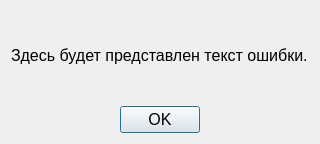
Above: hifive/CHMV/RGR/error.ui from MangriMen/SibSUTIS5semester before the change. Below: the same form after it.
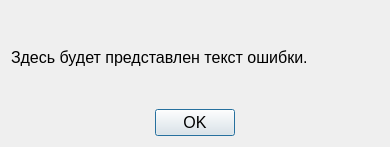
That is the form after the change.

Patch:
```diff
--- a/hifive/CHMV/RGR/error.ui
+++ b/hifive/CHMV/RGR/error.ui
@@ -6,20 +6,20 @@
    <rect>
     <x>0</x>
     <y>0</y>
-    <width>320</width>
-    <height>144</height>
+    <width>390</width>
+    <height>147</height>
    </rect>
   </property>
   <property name="minimumSize">
    <size>
-    <width>320</width>
-    <height>144</height>
+    <width>390</width>
+    <height>147</height>
    </size>
   </property>
   <property name="maximumSize">
    <size>
-    <width>320</width>
-    <height>144</height>
+    <width>390</width>
+    <height>147</height>
    </size>
   </property>
   <property name="windowTitle">
```
